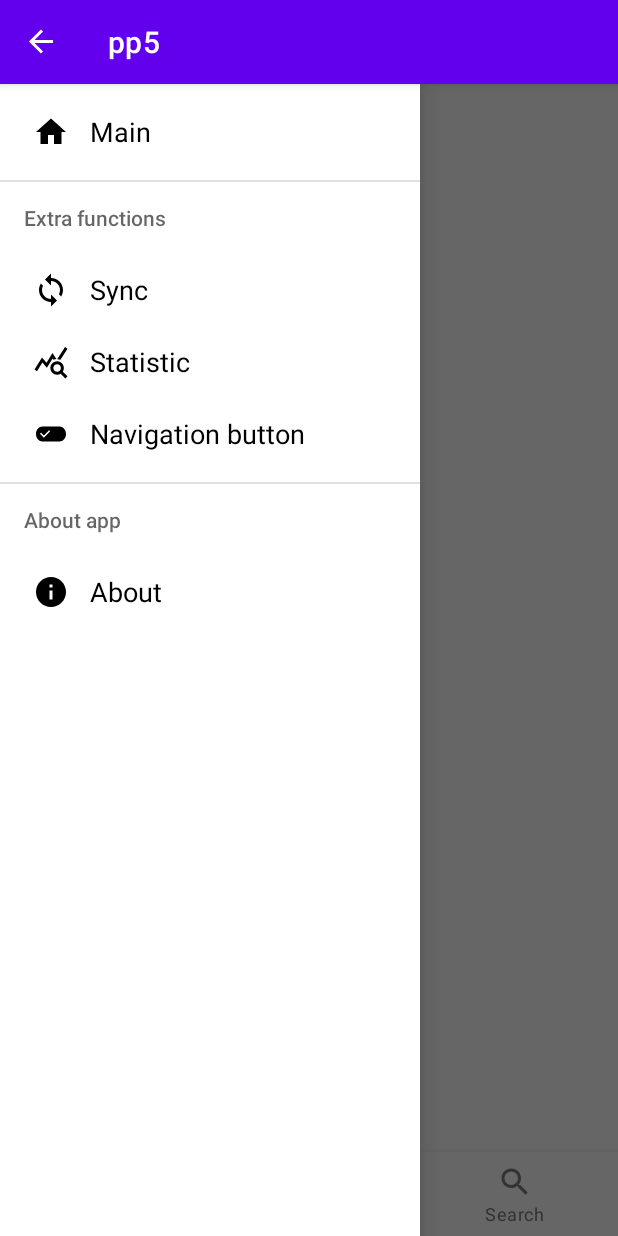
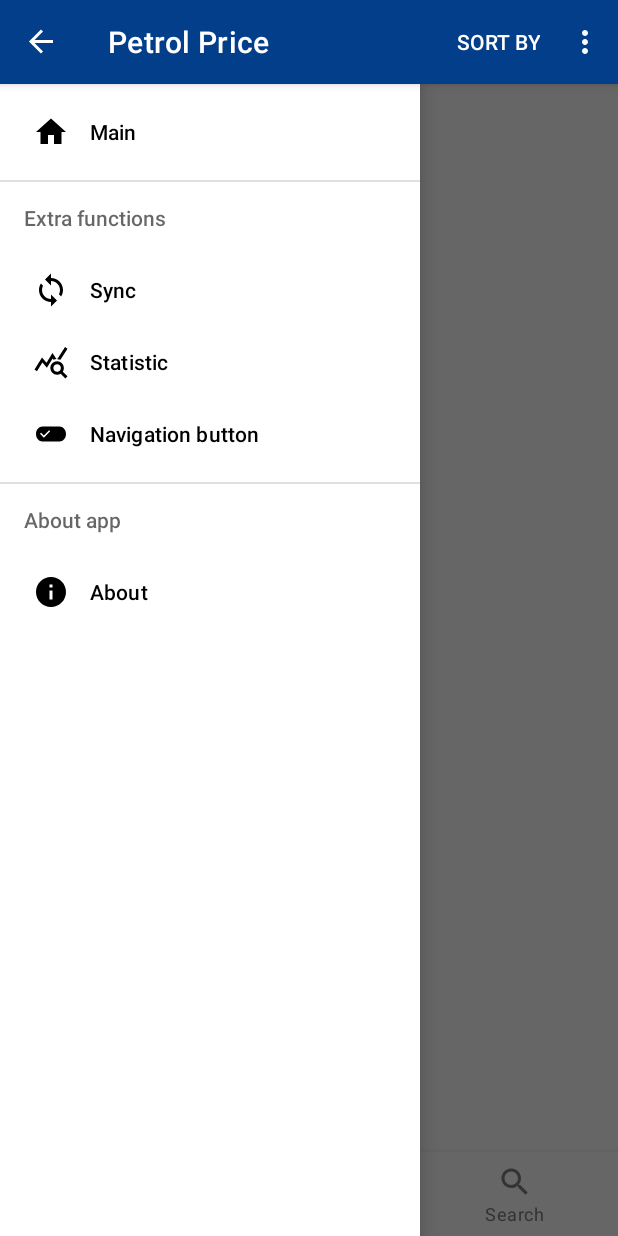
Before and after one commit to maciekkv/pp5, an Android app: the screen it shows after launch (MainActivity), with the side drawer open, on a phone screen of 412 x 824 dp. Run offline under Robolectric (Android 15) with nearby library versions, the phone set to English and light mode, and no system bars; pictures from the network do not load.

Commit message:
Navigation drawer with fragments working

```diff
--- a/app/src/main/java/com/example/pp5/fragments/FavouriteFragment.java
+++ b/app/src/main/java/com/example/pp5/fragments/FavouriteFragment.java
@@ -19,4 +19,5 @@ public class FavouriteFragment extends Fragment {
         // Inflate the layout for this fragment
         return inflater.inflate(R.layout.fragment_favourite, container, false);
     }
+
 }
--- a/app/src/main/java/com/example/pp5/repositories/StationRepository.java
+++ b/app/src/main/java/com/example/pp5/repositories/ApiClient.java
@@ -3,13 +3,14 @@ package com.example.pp5.repositories;
 import retrofit2.Retrofit;
 import retrofit2.converter.gson.GsonConverterFactory;
 
-public class StationRepository {
+public class ApiClient {
 
     //this work as bridge, connects api with app, make connection
 
     //declare variables
     //public static String baseurl = "https://petrol-stations.onrender.com/";
     public static String baseurl = "https://maciekkv.pythonanywhere.com/";
+    //public static String baseurl = "https://8db4-46-204-109-132.ngrok-free.app/";
 
     private static Retrofit retrofit;
 
--- a/app/src/main/java/com/example/pp5/viewmodels/StationListViewModel.java
+++ b/app/src/main/java/com/example/pp5/viewmodels/StationListViewModel.java
@@ -7,7 +7,7 @@ import androidx.lifecycle.ViewModel;
 
 import com.example.pp5.apis.ApiServices;
 import com.example.pp5.models.StationModel;
-import com.example.pp5.repositories.StationRepository;
+import com.example.pp5.repositories.ApiClient;
 
 import java.util.List;
 
@@ -28,7 +28,7 @@ public class StationListViewModel extends ViewModel {
     }
 
     public void makeApiCall(){
-        ApiServices apiServices = StationRepository.getRetrofitClient().create(ApiServices.class);
+        ApiServices apiServices = ApiClient.getRetrofitClient().create(ApiServices.class);
         Call<List<StationModel>> call = apiServices.getStationList();
         call.enqueue(new Callback<List<StationModel>>() {
             @Override
--- a/app/src/main/res/layout/activity_main.xml
+++ b/app/src/main/res/layout/activity_main.xml
@@ -1,20 +1,12 @@
 <?xml version="1.0" encoding="utf-8"?>
-<androidx.drawerlayout.widget.DrawerLayout
-    xmlns:android="http://schemas.android.com/apk/res/android"
+<androidx.drawerlayout.widget.DrawerLayout xmlns:android="http://schemas.android.com/apk/res/android"
     xmlns:app="http://schemas.android.com/apk/res-auto"
+    xmlns:tools="http://schemas.android.com/tools"
     android:id="@+id/drawerLayout"
+    tools:openDrawer="start"
+    android:fitsSystemWindows="true"
     android:layout_width="match_parent"
     android:layout_height="match_parent">
-
-    <com.google.android.material.navigation.NavigationView
-        android:layout_width="wrap_content"
-        android:layout_height="match_parent"
-        android:id="@+id/navigation_view"
-        app:menu="@menu/navigation_drawer"
-        android:fitsSystemWindows="true"
-        app:itemTextAppearance="?android:attr/textAppearanceMedium"
-        android:layout_gravity="start"/>
-
 
     <androidx.constraintlayout.widget.ConstraintLayout xmlns:android="http://schemas.android.com/apk/res/android"
         xmlns:app="http://schemas.android.com/apk/res-auto"
@@ -22,6 +14,7 @@
         android:layout_width="match_parent"
         android:layout_height="match_parent"
         tools:context=".MainActivity">
+
 
         <FrameLayout
             android:id="@+id/fragmentContainer"
@@ -45,8 +38,14 @@
             app:itemTextColor="@drawable/icons_color"
             />
 
-
-
     </androidx.constraintlayout.widget.ConstraintLayout>
 
+    <com.google.android.material.navigation.NavigationView
+        android:layout_width="wrap_content"
+        android:layout_height="match_parent"
+        android:id="@+id/navigation_view"
+        app:menu="@menu/navigation_drawer_menu"
+        android:fitsSystemWindows="true"
+        android:layout_gravity="start"/>
+
 </androidx.drawerlayout.widget.DrawerLayout>
--- /dev/null
+++ b/app/src/main/res/menu/menu_sort.xml
@@ -0,0 +1,17 @@
+<?xml version="1.0" encoding="utf-8"?>
+<menu xmlns:android="http://schemas.android.com/apk/res/android"
+    xmlns:app="http://schemas.android.com/apk/res-auto">
+
+    <item android:id="@+id/SortBy"
+        android:title="Sort by"
+        app:showAsAction="ifRoom"/>
+    <item android:id="@+id/lpg_sort"
+        android:title="LPG" />
+    <item android:id="@+id/pb95_sort"
+        android:title="PB 95"/>
+    <item android:id="@+id/pb98_sort"
+        android:title="PB 98"/>
+    <item android:id="@+id/on_sort"
+        android:title="ON"/>
+
+</menu>
--- a/app/src/main/res/menu/navigation_drawer.xml
+++ b/app/src/main/res/menu/navigation_drawer_menu.xml
@@ -4,7 +4,7 @@
     tools:showIn="navigation_view">
 
     <item
-        android:id="@+id/nav_main"
+        android:id="@+id/main"
         android:icon="@drawable/ic_baseline_home_24"
         android:title="Main"/>
     <item android:title="Extra functions">
--- a/app/src/main/res/values-night/themes.xml
+++ b/app/src/main/res/values-night/themes.xml
@@ -2,7 +2,7 @@
     <!-- Base application theme. -->
     <style name="Theme.Pp5" parent="Theme.MaterialComponents.Light.DarkActionBar">
         <!-- Primary brand color. -->
-        <item name="colorPrimary">@color/purple_200</item>
+        <item name="colorPrimary">@color/blue</item>
         <item name="colorPrimaryVariant">@color/purple_700</item>
         <item name="colorOnPrimary">@color/black</item>
         <!-- Secondary brand color. -->
@@ -10,7 +10,7 @@
         <item name="colorSecondaryVariant">@color/teal_200</item>
         <item name="colorOnSecondary">@color/black</item>
         <!-- Status bar color. -->
-        <item name="android:statusBarColor">?attr/colorPrimaryVariant</item>
+        <item name="android:statusBarColor">@color/blue</item>
         <!-- Customize your theme here. -->
     </style>
 </resources>
--- a/app/src/main/res/values/colors.xml
+++ b/app/src/main/res/values/colors.xml
@@ -9,4 +9,5 @@
     <color name="white">#FFFFFFFF</color>
     <color name="blood">#BB2525</color>
     <color name="grey">#808080</color>
+    <color name="blue">#023e8a</color>
 </resources>
--- a/app/src/main/res/values/strings.xml
+++ b/app/src/main/res/values/strings.xml
@@ -1,7 +1,7 @@
 <resources>
-    <string name="app_name">pp5</string>
+    <string name="app_name">Petrol Price</string>
     <!-- TODO: Remove or change this placeholder text -->
     <string name="hello_blank_fragment">Hello blank fragment</string>
-    <string name="start">Start</string>
+    <string name="open">Open</string>
     <string name="close">Close</string>
 </resources>
--- a/app/src/main/res/values/themes.xml
+++ b/app/src/main/res/values/themes.xml
@@ -2,7 +2,7 @@
     <!-- Base application theme. -->
     <style name="Theme.Pp5" parent="Theme.MaterialComponents.Light.DarkActionBar">
         <!-- Primary brand color. -->
-        <item name="colorPrimary">@color/purple_500</item>
+        <item name="colorPrimary">@color/blue</item>
         <item name="colorPrimaryVariant">@color/purple_700</item>
         <item name="colorOnPrimary">@color/white</item>
         <!-- Secondary brand color. -->
```
Also changed, not shown: app/src/main/java/com/example/pp5/MainActivity.java (+47 -29 lines), app/src/main/java/com/example/pp5/fragments/HomeFragment.java (+39 -0 lines).
